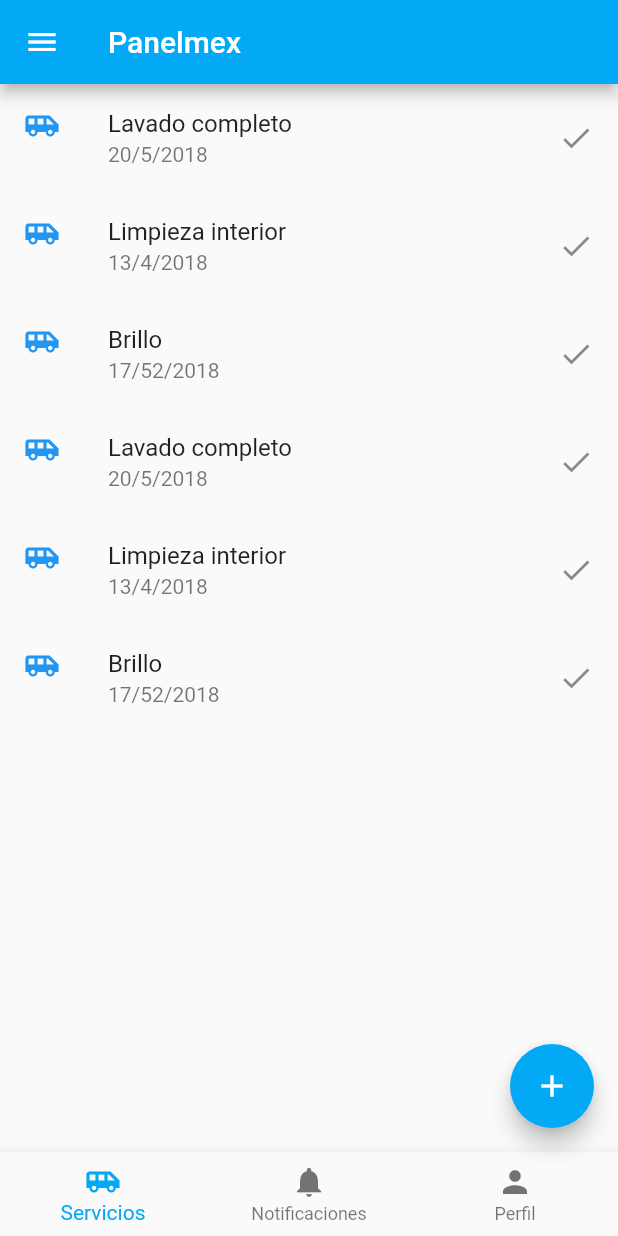
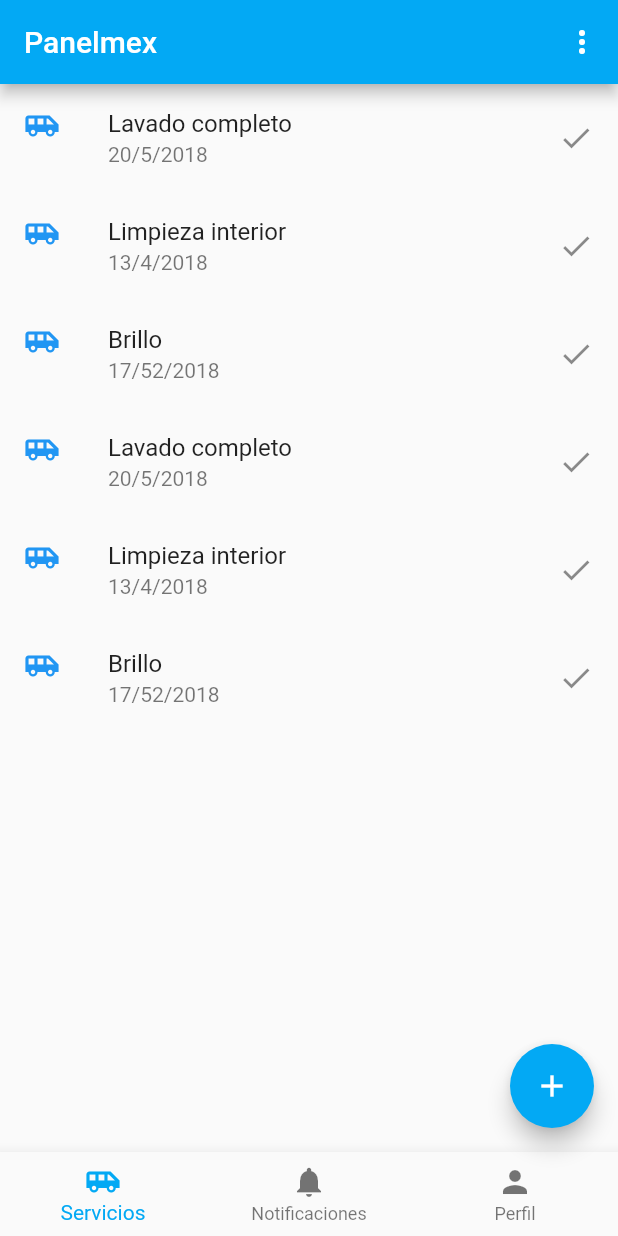
Before and after one commit to BMKeros/car_wash_app, a Flutter app: the HomeClient screen opened by its route, on a phone screen of 412 x 824 dp. Run offline on Flutter 3.47's test engine with Material 2 defaults, Android fonts, the phone set to English and light mode, and no system bars; our stand-ins replace firebase_auth, flutter_redux, google_sign_in, redux; accounts and stored records are empty.

Commit message:
[ADD] agregada nuevas screen y logica redux se refactorizo el main

```diff
--- /dev/null
+++ b/lib/models/user.dart
@@ -0,0 +1,11 @@
+class User {
+  String uid;
+  String email;
+
+  User(this.uid, this.email);
+
+  @override
+  String toString() {
+    return "$uid";
+  }
+}
--- /dev/null
+++ b/lib/redux/actions.dart
@@ -0,0 +1 @@
+class SaveUserAction {}
--- /dev/null
+++ b/lib/redux/state.dart
@@ -0,0 +1,12 @@
+import 'package:flutter/foundation.dart';
+import 'package:panelmex_app/models/user.dart';
+
+class AppState {
+  final User currentUser;
+
+  AppState({
+    @required this.currentUser,
+  });
+
+  AppState.initialState() : currentUser = null;
+}
--- a/lib/routes.dart
+++ b/lib/routes.dart
@@ -5,10 +5,12 @@ import 'package:panelmex_app/screens/login.dart';
 import 'package:panelmex_app/screens/register.dart';
 import 'package:panelmex_app/screens/client/home.dart';
 import 'package:panelmex_app/screens/client/new_service.dart';
+import 'package:panelmex_app/screens/client/profile.dart';
 
 final routes = {
   '/login': (BuildContext context) => new Login(),
   '/register': (BuildContext context) => new Register(),
-  '/home': (BuildContext context) => HomeClient(),
-  '/new-service' : (BuildContext context) => NewService(),
+  '/home': (BuildContext context) => new HomeClient(),
+  '/new-service' : (BuildContext context) => new NewService(),
+  '/profile': (BuildContext context) => new Profile(),
 };
--- a/lib/screens/client/home.dart
+++ b/lib/screens/client/home.dart
@@ -1,20 +1,42 @@
 import 'package:flutter/material.dart';
+import 'package:panelmex_app/screens/client/list_services.dart';
+import 'package:panelmex_app/screens/client/list_notifications.dart';
+import 'package:panelmex_app/screens/client/profile.dart';
 
 class HomeClient extends StatefulWidget {
   @override
   _HomeClientState createState() => new _HomeClientState();
- }
+}
+
 class _HomeClientState extends State<HomeClient> {
+  int _currentIndex = 0;
 
-  var listViewItems = {
-    0: ['Lavado completo','20/5/2018','Pendiente'],
-    1: ['Limpieza interior','13/4/2018','Rechazado'],
-    2: ['Brillo','17/52/2018','Finalizado'],
-    3: ['Lavado completo','20/5/2018','Pendiente'],
-    4: ['Limpieza interior','13/4/2018','Rechazado'],
-    5: ['Brillo','17/52/2018','Finalizado'],
+  final List<Widget> _children = [
+    ListServices(),
+    ListNotifications(),
+    Profile(),
+  ];
 
-  };
+  static List<BottomNavigationBarItem> _itemsNavigationBar = [
+    BottomNavigationBarItem(
+      icon: Icon(Icons.airport_shuttle),
+      title: Text('Servicios'),
+    ),
+    BottomNavigationBarItem(
+      icon: Icon(Icons.notifications),
+      title: Text('Notificaciones'),
+    ),
+    BottomNavigationBarItem(
+      icon: Icon(Icons.person),
+      title: Text('Perfil'),
+    ),
+  ];
+
+  void onTabTapped(int index) {
+    setState(() {
+      _currentIndex = index;
+    });
+  }
 
   @override
   Widget build(BuildContext context) {
@@ -24,15 +46,38 @@ class _HomeClientState extends State<HomeClient> {
 
     return Scaffold(
       appBar: AppBar(
-        iconTheme: new IconThemeData(color: Colors.white,),
-        title: Text('Panelmex', style: TextStyle(color: Colors.white),),
+        iconTheme: new IconThemeData(
+          color: Colors.white,
+        ),
+        title: Text(
+          'Panelmex',
+          style: TextStyle(color: Colors.white),
+        ),
+        actions: <Widget>[
+          PopupMenuButton<String>(
+            itemBuilder: (BuildContext context) {
+              return [
+                PopupMenuItem<String>(
+                  value: 'Ajustes',
+                  child: Text('Ajustes1'),
+                )
+              ];
+            },
+          )
+        ],
+        automaticallyImplyLeading: false,
       ),
       floatingActionButton: FloatingActionButton(
-        onPressed: () { _handlerNewService(); },
+        onPressed: () {
+          _handlerNewService();
+        },
         tooltip: 'Solicitar servicio',
-        child: Icon(Icons.add, color: Colors.white,),
+        child: Icon(
+          Icons.add,
+          color: Colors.white,
+        ),
       ),
-      drawer: Drawer(
+      /*drawer: Drawer(
         child: Column(
           children: <Widget>[
             DrawerHeader(
@@ -40,17 +85,17 @@ class _HomeClientState extends State<HomeClient> {
                 child: Image.asset('assets/dream-car.jpg'),
               ),
             ),
-
             ListTile(
               leading: Icon(Icons.person, color: Colors.lightBlue),
               title: Text('Perfil'),
-              onTap: () {},
+              onTap: () {
+                _handlerProfile();
+              },
             ),
             ListTile(
-              leading: Icon(Icons.airport_shuttle, color: Colors.lightBlue),
-              title: Text('Servicios'),
-              onTap: () {}
-            ),
+                leading: Icon(Icons.airport_shuttle, color: Colors.lightBlue),
+                title: Text('Servicios'),
+                onTap: () {}),
             ListTile(
               leading: Icon(Icons.notifications, color: Colors.lightBlue),
               title: Text('Notificaciones'),
@@ -64,45 +109,13 @@ class _HomeClientState extends State<HomeClient> {
             ),
           ],
         ),
+      ),*/
+      body: _children[_currentIndex],
+      bottomNavigationBar: BottomNavigationBar(
+        currentIndex: _currentIndex,
+        items: _itemsNavigationBar,
+        onTap: onTabTapped,
       ),
-      body: ListView.builder(
-        itemCount: listViewItems.length,
-        itemBuilder: (BuildContext ctxt, int index) {
-          return ListTile(
-            title: Text(listViewItems[index][0]),
-            subtitle: Text(listViewItems[index][1]),
-            leading: Icon(
-              Icons.airport_shuttle,
-              color: Colors.blue[500],
-            ),
-            trailing: Icon(
-              Icons.check
-            ),
-          );
-        }
-      ),
-      bottomNavigationBar: BottomNavigationBar(
-        items: _getFooterItems(),
-      ),
-
     );
   }
 }
-
-List<BottomNavigationBarItem> _getFooterItems() {
-  return [
-    BottomNavigationBarItem(
-      icon: Icon(Icons.airport_shuttle),
-      title: Text('Servicios'),
-    ),
-    BottomNavigationBarItem(
-      icon: Icon(Icons.notifications),
-      title: Text('Notificaciones'),
-    ),
-    BottomNavigationBarItem(
-      icon: Icon(Icons.person),
-      title: Text('Perfil'),
-
-    ),
-  ];
-}
--- a/lib/screens/client/list_services.dart
+++ b/lib/screens/client/list_services.dart
@@ -0,0 +1,37 @@
+import 'package:flutter/material.dart';
+
+class ListServices extends StatefulWidget {
+  @override
+  ListServicesState createState() => new ListServicesState();
+}
+
+class ListServicesState extends State<ListServices> {
+  var listViewItems = [
+    ['Lavado completo', '20/5/2018', 'Pendiente'],
+    ['Limpieza interior', '13/4/2018', 'Rechazado'],
+    ['Brillo', '17/52/2018', 'Finalizado'],
+    ['Lavado completo', '20/5/2018', 'Pendiente'],
+    ['Limpieza interior', '13/4/2018', 'Rechazado'],
+    ['Brillo', '17/52/2018', 'Finalizado'],
+  ];
+
+  @override
+  Widget build(BuildContext context) {
+    return new Scaffold(
+      body: ListView.builder(
+        itemCount: listViewItems.length,
+        itemBuilder: (BuildContext ctxt, int index) {
+          return ListTile(
+            title: Text(listViewItems[index][0]),
+            subtitle: Text(listViewItems[index][1]),
+            leading: Icon(
+              Icons.airport_shuttle,
+              color: Colors.blue[500],
+            ),
+            trailing: Icon(Icons.check),
+          );
+        },
+      ),
+    );
+  }
+}
```
Also changed, not shown: lib/main.dart (+22 -3 lines), lib/models/profile.dart (added, +12 -0 lines), lib/redux/reducers.dart (added, +16 -0 lines), lib/screens/client/list_notifications.dart (+37 -0 lines), lib/screens/client/profile.dart (+12 -0 lines), lib/screens/login.dart (+76 -54 lines), lib/screens/register.dart (+18 -7 lines), pubspec.yaml (+7 -0 lines).
